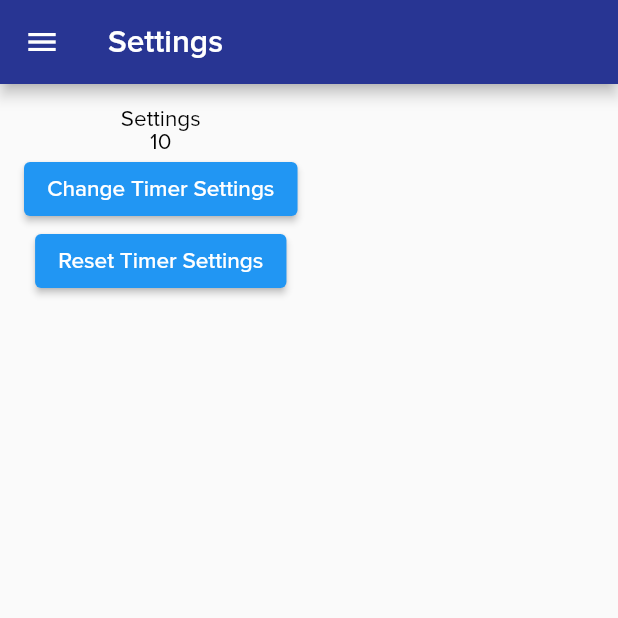
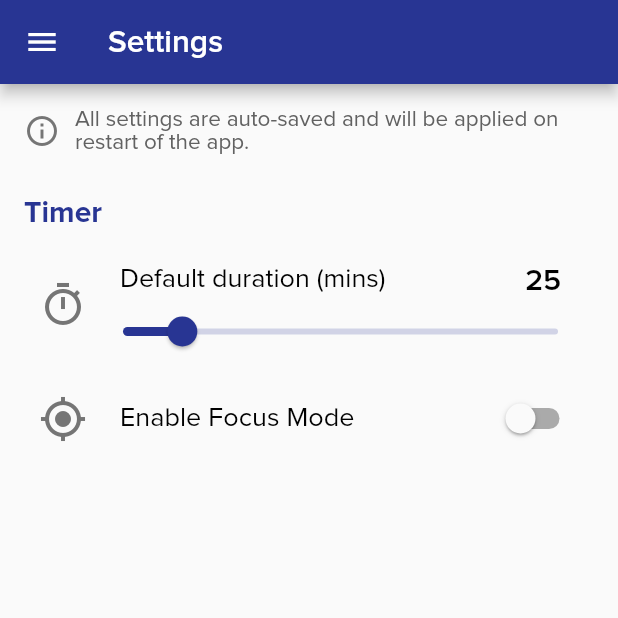
Before and after one commit to AnsonH/comp4521_gp4_accelyst, a Flutter app: the Settings screen opened directly, on a phone screen of 412 x 824 dp, the top half of it. Run offline on Flutter 3.47's test engine with Material 2 defaults, Android fonts, the light colour scheme and no system bars; our stand-ins replace audioplayers, awesome_notifications, flutter_spinkit, image_picker, photo_view, reorderable_grid_view and 3 more; accounts and stored records are empty; project files that could hold a hidden picture were left out.

Commit message:
Settings for Timer

```diff
--- a/lib/screens/settings/settings.dart
+++ b/lib/screens/settings/settings.dart
@@ -1,5 +1,8 @@
 import 'package:comp4521_gp4_accelyst/utils/services/settings_service.dart';
 import 'package:comp4521_gp4_accelyst/widgets/core/nav_drawer.dart';
+import 'package:comp4521_gp4_accelyst/widgets/core/slider_with_label.dart';
+import 'package:comp4521_gp4_accelyst/widgets/core/switch_with_label.dart';
+import 'package:comp4521_gp4_accelyst/widgets/settings/settings_section.dart';
 import 'package:flutter/material.dart';
 
 class Settings extends StatefulWidget {
@@ -10,7 +13,8 @@ class Settings extends StatefulWidget {
 }
 
 class _SettingsState extends State<Settings> {
-  final Future<int> _minTime = SettingsService.getTimerMinTime();
+  final Future<int> _timerDefaultTime = SettingsService.getTimerDefaultTime();
+  final Future<bool> _timerFocusMode = SettingsService.getTimerFocusMode();
 
   @override
   Widget build(BuildContext context) {
@@ -19,41 +23,67 @@ class _SettingsState extends State<Settings> {
         title: const Text("Settings"),
       ),
       drawer: const NavDrawer(),
-      drawerEdgeDragWidth: MediaQuery.of(context).size.width * 0.4,
       body: Container(
         padding: const EdgeInsets.all(16),
         child: Column(
+          crossAxisAlignment: CrossAxisAlignment.start,
           children: [
-            const Text("Settings"),
+            Row(
+              children: [
+                Icon(
+                  Icons.info_outline,
+                  color: Colors.grey[600],
+                ),
+                const SizedBox(width: 10),
+                Flexible(
+                  child: Text(
+                    "All settings are auto-saved and will be applied on restart of the app.",
+                    style: TextStyle(color: Colors.grey[700]),
+                  ),
+                ),
+              ],
+            ),
+            const SizedBox(height: 30),
+            SettingsSection(
+              title: "Timer",
+              children: [
                 FutureBuilder<int>(
-              future: _minTime,
+                  future: _timerDefaultTime,
                   builder: (BuildContext context, AsyncSnapshot<int> snapshot) {
+                    // Checks if the future value has arrived
                     if (snapshot.hasData) {
-                  return Text('${snapshot.data}');
-                } else {
-                  return const Text("");
+                      return SliderWithLabel(
+                        label: "Default duration (mins)",
+                        initialValue: snapshot.data!,
+                        min: 10,
+                        max: 120,
+                        onChangeEnd: (int mins) {
+                          SettingsService.setTimerDefaultTime(mins);
+                        },
+                        icon: Icons.timer_outlined,
+                      );
                     }
+                    return Container();
                   },
                 ),
-            ElevatedButton(
-              onPressed: () async {
-                await SettingsService.setTimerDefaultTime(40);
-                await SettingsService.setTimerMinTime(1);
-                await SettingsService.setTimerMaxTime(180);
-                print(await SettingsService.getTimerMinTime());
-                print(await SettingsService.getTimerMaxTime());
+                FutureBuilder<bool>(
+                  future: _timerFocusMode,
+                  builder:
+                      (BuildContext context, AsyncSnapshot<bool> snapshot) {
+                    if (snapshot.hasData) {
+                      return SwitchWithLabel(
+                        label: 'Enable Focus Mode',
+                        initialValue: snapshot.data!,
+                        onChanged: (bool val) {
+                          SettingsService.setTimerFocusMode(val);
                         },
-              child: const Text("Change Timer Settings"),
+                        icon: Icons.gps_fixed,
+                      );
+                    }
+                    return Container();
+                  },
                 ),
-            ElevatedButton(
-              onPressed: () async {
-                await SettingsService.setTimerDefaultTime(25);
-                await SettingsService.setTimerMinTime(10);
-                await SettingsService.setTimerMaxTime(120);
-                print(await SettingsService.getTimerMinTime());
-                print(await SettingsService.getTimerMaxTime());
-              },
-              child: const Text("Reset Timer Settings"),
+              ],
             ),
           ],
         ),
--- a/lib/utils/constants/theme_data.dart
+++ b/lib/utils/constants/theme_data.dart
@@ -1,8 +1,9 @@
 import 'package:flutter/material.dart';
 
 final primaryColor = Colors.indigo[800];
+final primaryColorOpaque = primaryColor?.withAlpha(50);
 final secondaryColor = Colors.amber[600];
-final secondaryColorOpaque = Colors.amber[600]?.withAlpha(50);
+final secondaryColorOpaque = secondaryColor?.withAlpha(50);
 
 TextTheme proximaNovaTextTheme(BuildContext context, {bool lightTheme = true}) {
   return Theme.of(context).textTheme.apply(
--- a/lib/utils/services/settings_service.dart
+++ b/lib/utils/services/settings_service.dart
@@ -54,6 +54,17 @@ class SettingsService {
     await _prefs.reload();
   }
 
+  static Future<bool> getTimerFocusMode() async {
+    final _prefs = await SharedPreferences.getInstance();
+    return _prefs.getBool('timer-focus-mode') ?? false;
+  }
+
+  static Future<void> setTimerFocusMode(bool value) async {
+    final _prefs = await SharedPreferences.getInstance();
+    await _prefs.setBool('timer-focus-mode', value);
+    await _prefs.reload();
+  }
+
   // To-do
 
   // To-do deadline notification hours before deadline, default = 15 hours
--- /dev/null
+++ b/lib/widgets/core/slider_with_label.dart
@@ -0,0 +1,121 @@
+import 'package:comp4521_gp4_accelyst/utils/constants/theme_data.dart';
+import 'package:flutter/material.dart';
+
+/// A slider with labels.
+class SliderWithLabel extends StatefulWidget {
+  final String label;
+  final int initialValue;
+
+  final void Function(int)? onChanged;
+
+  /// Called when the user is done selecting a new value for the slider.
+  final void Function(int)? onChangeEnd;
+
+  final int min;
+  final int max;
+  final int? divisions;
+  final double verticalPadding;
+
+  /// If false, it uses the secondary color (yellow).
+  final bool usePrimaryColor;
+
+  /// Add an icon at the left.
+  final IconData? icon;
+
+  /// Creates a slider with labels.
+  const SliderWithLabel({
+    Key? key,
+    required this.label,
+    required this.initialValue,
+    this.onChanged,
+    this.onChangeEnd,
+    this.min = 1,
+    this.max = 100,
+    this.divisions,
+    this.verticalPadding = 5.0,
+    this.usePrimaryColor = true,
+    this.icon,
+  })  : assert(min <= initialValue && initialValue <= max),
+        super(key: key);
+
+  @override
+  State<SliderWithLabel> createState() => _SliderWithLabelState();
+}
+
+class _SliderWithLabelState extends State<SliderWithLabel> {
+  late int value;
+
+  @override
+  void initState() {
+    super.initState();
+    value = widget.initialValue;
+  }
+
+  @override
+  Widget build(BuildContext context) {
+    return Padding(
+      padding: EdgeInsets.symmetric(vertical: widget.verticalPadding),
+      child: Row(
+        children: [
+          if (widget.icon != null)
+            Padding(
+              padding: const EdgeInsets.only(left: 10, bottom: 16),
+              child: Icon(
+                widget.icon,
+                size: 32,
+                color: Colors.grey[600],
+              ),
+            ),
+          Expanded(
+            child: Column(
+              children: [
+                Padding(
+                  padding: const EdgeInsets.symmetric(horizontal: 22),
+                  child: Row(
+                    mainAxisAlignment: MainAxisAlignment.spaceBetween,
+                    crossAxisAlignment: CrossAxisAlignment.start,
+                    children: [
+                      Text(
+                        widget.label,
+                        style: const TextStyle(fontSize: 18),
+                      ),
+                      Text(
+                        value.toString(),
+                        style: const TextStyle(
+                          fontSize: 20,
+                          fontWeight: FontWeight.w600,
+                        ),
+                      ),
+                    ],
+                  ),
+                ),
+                Slider(
+                  value: value.toDouble(),
+                  onChanged: (newValue) {
+                    setState(() => value = newValue.toInt());
+                    if (widget.onChanged != null) {
+                      widget.onChanged!(newValue.toInt());
+                    }
+                  },
+                  onChangeEnd: (newValue) {
+                    if (widget.onChangeEnd != null) {
+                      widget.onChangeEnd!(newValue.toInt());
+                    }
+                  },
+                  min: widget.min.toDouble(),
+                  max: widget.max.toDouble(),
+                  divisions: widget.divisions,
+                  activeColor:
+                      widget.usePrimaryColor ? primaryColor : secondaryColor,
+                  inactiveColor: widget.usePrimaryColor
+                      ? primaryColorOpaque
+                      : secondaryColorOpaque,
+                ),
+              ],
+            ),
+          ),
+        ],
+      ),
+    );
+  }
+}
--- a/lib/widgets/timer/switch_setting.dart
+++ b/lib/widgets/core/switch_with_label.dart
@@ -1,10 +1,8 @@
 import 'package:comp4521_gp4_accelyst/utils/constants/theme_data.dart';
 import 'package:flutter/material.dart';
 
-/// A switch for setting a single timer property.
-///
-/// It is used in the timer page's settings bottom sheet.
-class SwitchSetting extends StatefulWidget {
+/// A switch with label.
+class SwitchWithLabel extends StatefulWidget {
   final String label;
   final bool initialValue;
   final void Function(bool) onChanged;
@@ -14,20 +12,28 @@ class SwitchSetting extends StatefulWidget {
   /// If set to null, the info button will be hidden.
   final void Function()? onPressedInfo;
 
-  /// Creates a switch for setting a single timer property.
-  const SwitchSetting({
+  /// If false, it uses the secondary color (yellow).
+  final bool usePrimaryColor;
+
+  /// Add an icon at the left.
+  final IconData? icon;
+
+  /// Creates a switch with label.
+  const SwitchWithLabel({
     Key? key,
     required this.label,
     required this.initialValue,
     required this.onChanged,
     this.onPressedInfo,
+    this.usePrimaryColor = true,
+    this.icon,
   }) : super(key: key);
 
   @override
-  State<SwitchSetting> createState() => _SwitchSettingState();
+  State<SwitchWithLabel> createState() => _SwitchWithLabelState();
 }
 
-class _SwitchSettingState extends State<SwitchSetting> {
+class _SwitchWithLabelState extends State<SwitchWithLabel> {
   late bool value;
 
   @override
@@ -45,6 +51,15 @@ class _SwitchSettingState extends State<SwitchSetting> {
         children: [
           Row(
             children: [
+              if (widget.icon != null)
+                Padding(
+                  padding: const EdgeInsets.only(right: 10),
+                  child: Icon(
+                    widget.icon,
+                    size: 32,
+                    color: Colors.grey[600],
+                  ),
+                ),
               const SizedBox(width: 12),
               Text(
                 widget.label,
@@ -69,7 +84,7 @@ class _SwitchSettingState extends State<SwitchSetting> {
               setState(() => value = newValue);
               widget.onChanged(newValue);
             },
-            activeColor: secondaryColor,
+            activeColor: widget.usePrimaryColor ? primaryColor : secondaryColor,
           ),
         ],
       ),
--- /dev/null
+++ b/lib/widgets/settings/settings_section.dart
@@ -0,0 +1,35 @@
+import 'package:comp4521_gp4_accelyst/utils/constants/theme_data.dart';
+import 'package:flutter/material.dart';
+
+class SettingsSection extends StatelessWidget {
+  final String title;
+  final List<Widget> children;
+
+  const SettingsSection({
+    Key? key,
+    required this.title,
+    required this.children,
+  }) : super(key: key);
+
+  @override
+  Widget build(BuildContext context) {
+    return Padding(
+      padding: const EdgeInsets.only(bottom: 40),
+      child: Column(
+        crossAxisAlignment: CrossAxisAlignment.start,
+        children: [
+          Text(
+            title,
+            style: TextStyle(
+              color: primaryColor,
+              fontWeight: FontWeight.w700,
+              fontSize: 20,
+            ),
+          ),
+          const SizedBox(height: 20),
+          ...children,
+        ],
+      ),
+    );
+  }
+}
```
Also changed, not shown: lib/models/timer/timer_state.dart (+9 -6 lines), lib/screens/timer/timer.dart (+16 -9 lines), lib/widgets/timer/slider_setting.dart (deleted, +0 -81 lines). Lines whose indentation alone changed are shown as unchanged.
